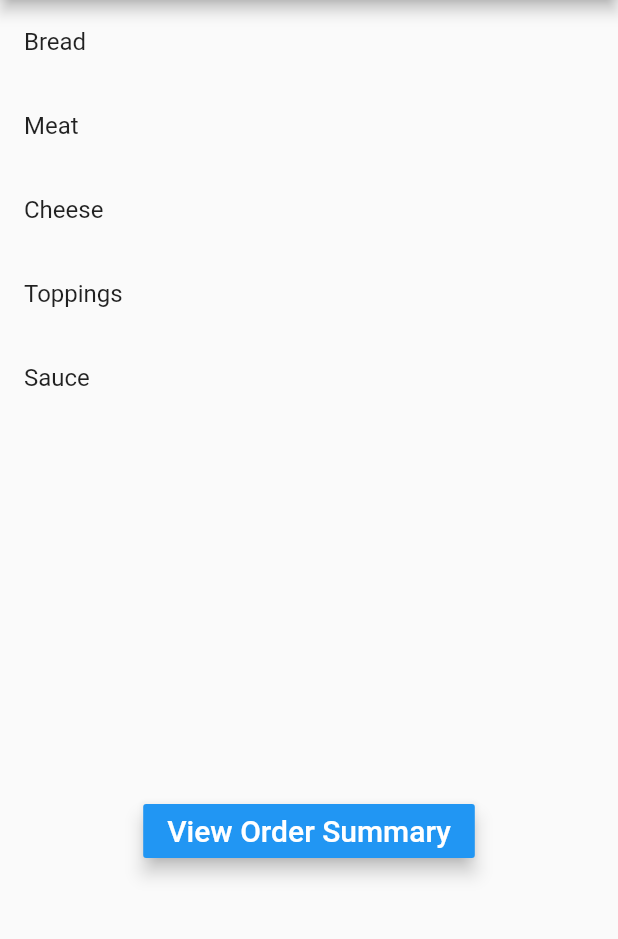
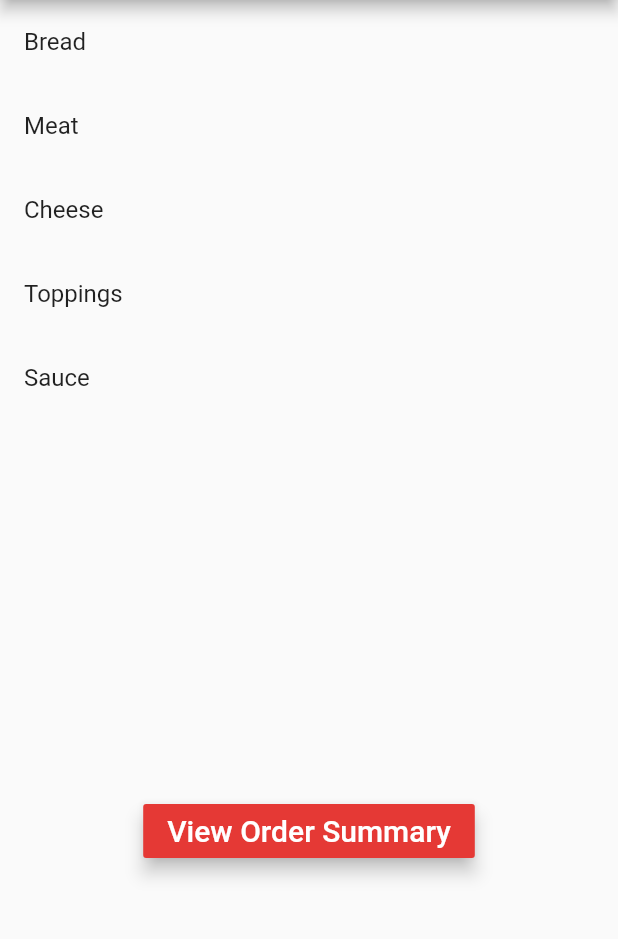
Before and after one commit to alexdenzler/allready, a Flutter app: the ItemTypePage screen opened directly, on a phone screen of 412 x 824 dp, the part 84-1023 px from its top. Run offline on Flutter 3.47's test engine with Material 2 defaults, Android fonts, the phone set to English and light mode, and no system bars; our stand-ins replace cloud_firestore; accounts and stored records are empty; network calls fail.

Commit message:
Changed order summary button from blue to red

```diff
--- a/lib/itemtype.dart
+++ b/lib/itemtype.dart
@@ -95,7 +95,7 @@ Widget getItemTypeList(BuildContext context) {
           );
         },
         child: const Text('View Order Summary', style: TextStyle(fontSize: 20)),
-        color: Colors.blue,
+        color: Colors.red[600],
         textColor: Colors.white,
         elevation: 5,
         ),
```
